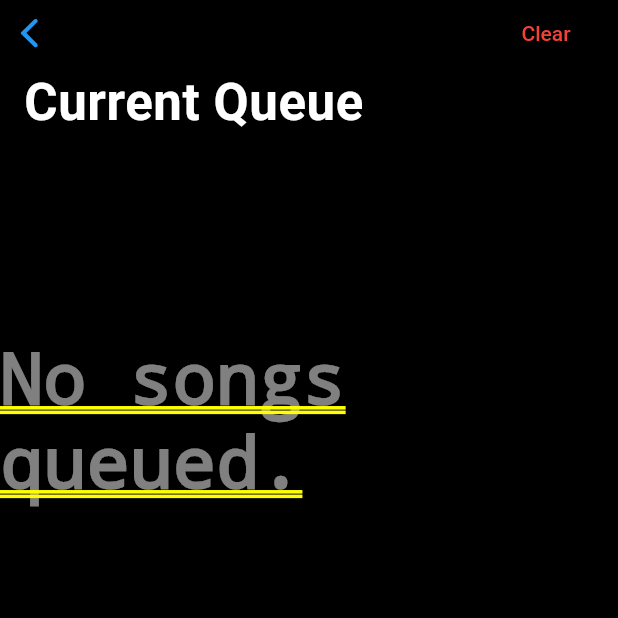
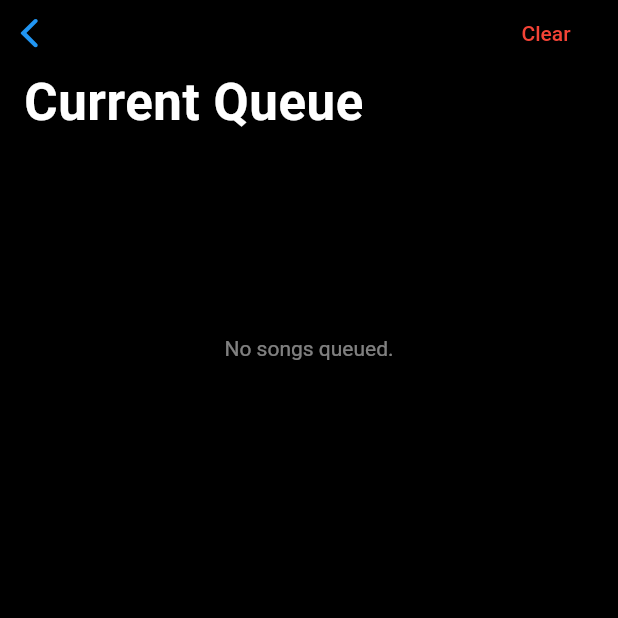
Before and after one commit to koel/player, a Flutter app: the QueueScreen screen opened directly, on a phone screen of 412 x 824 dp, the top half of it. Run offline on Flutter 3.47's test engine with Material 2 defaults, Android fonts, the phone set to English and light mode, and no system bars; our stand-ins replace assets_audio_player, easy_debounce, flutter_cache_manager, flutter_html, rxdart, shared_preferences; missing offline and left inert: enum_to_string; accounts and stored records are empty; statements that could not run were skipped.

Commit message:
fix: "no songs queued" style

```diff
--- a/lib/ui/screens/queue.dart
+++ b/lib/ui/screens/queue.dart
@@ -36,8 +36,8 @@ class _QueueState extends State<QueueScreen> with StreamSubscriber {
 
   @override
   Widget build(BuildContext context) {
-    return CupertinoPageScaffold(
-      child: CustomScrollView(
+    return Scaffold(
+      body: CustomScrollView(
         slivers: <Widget>[
           CupertinoSliverNavigationBar(
             backgroundColor: Colors.black,
```
